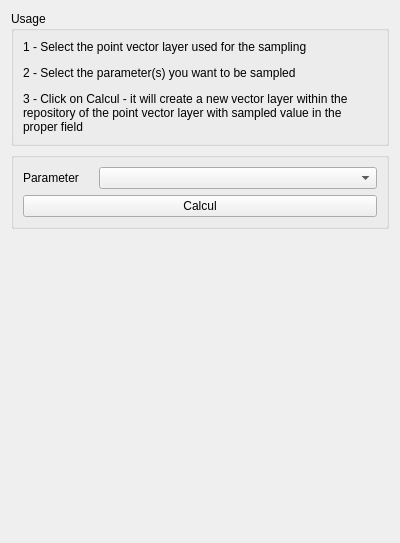
Artelia/PostTelemac, file PostTelemac/meshlayertools/PointSamplingTool.ui: the form before one commit.
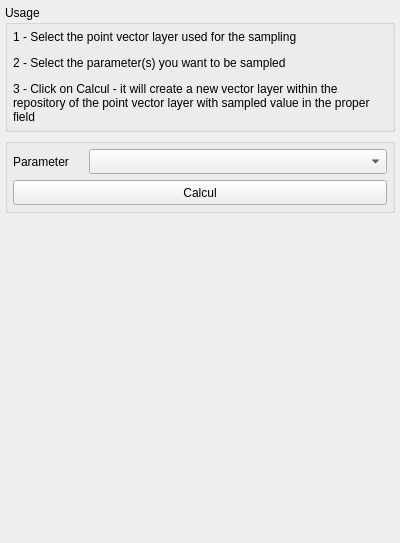
The form after the commit. Icons and pictures are not drawn.

Diff of the .ui file:
```diff
--- a/PostTelemac/meshlayertools/PointSamplingTool.ui
+++ b/PostTelemac/meshlayertools/PointSamplingTool.ui
@@ -14,12 +14,36 @@
    <string>Form</string>
   </property>
   <layout class="QVBoxLayout" name="verticalLayout">
+   <property name="leftMargin">
+    <number>5</number>
+   </property>
+   <property name="topMargin">
+    <number>5</number>
+   </property>
+   <property name="rightMargin">
+    <number>5</number>
+   </property>
+   <property name="bottomMargin">
+    <number>5</number>
+   </property>
    <item>
     <widget class="QGroupBox" name="groupBox">
      <property name="title">
       <string>Usage</string>
      </property>
      <layout class="QVBoxLayout" name="verticalLayout_2">
+      <property name="leftMargin">
+       <number>5</number>
+      </property>
+      <property name="topMargin">
+       <number>5</number>
+      </property>
+      <property name="rightMargin">
+       <number>5</number>
+      </property>
+      <property name="bottomMargin">
+       <number>5</number>
+      </property>
       <item>
        <widget class="QLabel" name="label">
         <property name="text">
@@ -54,6 +78,18 @@
       <string/>
      </property>
      <layout class="QGridLayout" name="gridLayout_13">
+      <property name="leftMargin">
+       <number>5</number>
+      </property>
+      <property name="topMargin">
+       <number>5</number>
+      </property>
+      <property name="rightMargin">
+       <number>5</number>
+      </property>
+      <property name="bottomMargin">
+       <number>5</number>
+      </property>
       <property name="horizontalSpacing">
        <number>20</number>
       </property>
@@ -78,6 +114,12 @@
           <verstretch>0</verstretch>
          </sizepolicy>
         </property>
+        <property name="minimumSize">
+         <size>
+          <width>0</width>
+          <height>25</height>
+         </size>
+        </property>
        </widget>
       </item>
       <item row="2" column="0" colspan="2">
@@ -91,6 +133,12 @@
           <verstretch>0</verstretch>
          </sizepolicy>
         </property>
+        <property name="minimumSize">
+         <size>
+          <width>0</width>
+          <height>25</height>
+         </size>
+        </property>
         <property name="text">
          <string>Calcul</string>
         </property>
```
